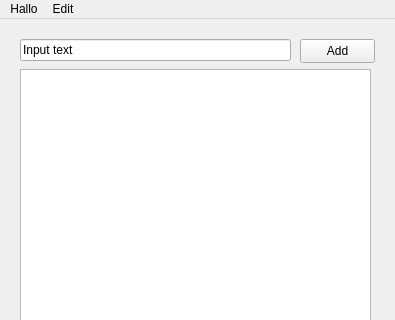
kevinlafreniere/cse165-todolist, file mainwindow.ui: the form before one commit; both pictures show x 0 to 395 and y 0 to 320 of the 395 by 527 pixel window.
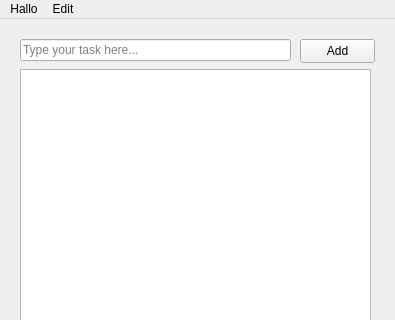
The form after the commit.

Commit message: added checkbox and placeholder text

What changed in the file:
```diff
--- a/mainwindow.ui
+++ b/mainwindow.ui
@@ -26,8 +26,8 @@
     <property name="toolTip">
      <string>Input a task!</string>
     </property>
-    <property name="text">
-     <string>Input text</string>
+    <property name="placeholderText">
+     <string>Type your task here...</string>
     </property>
    </widget>
    <widget class="QPushButton" name="btnAdd">
```
The commit also changes 1 other file.
